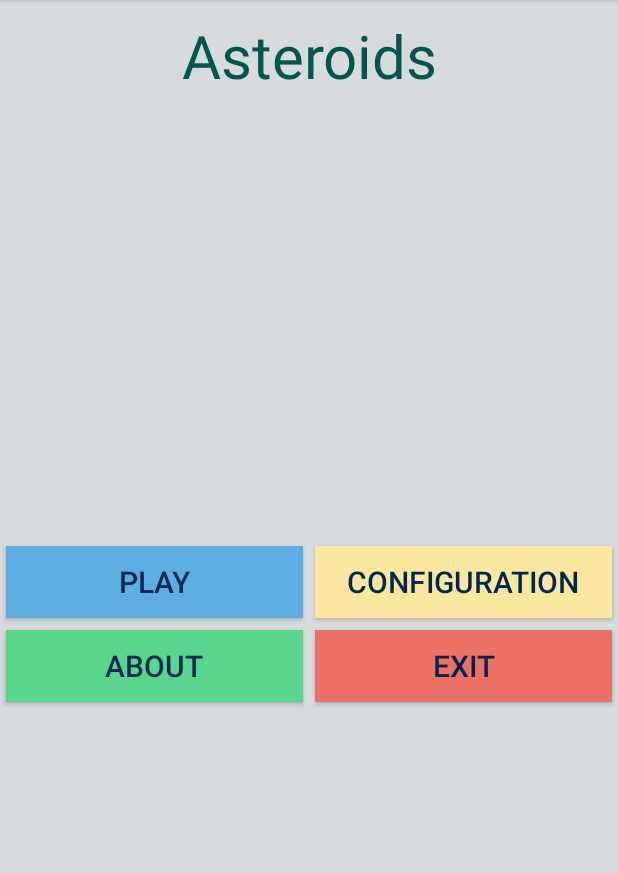
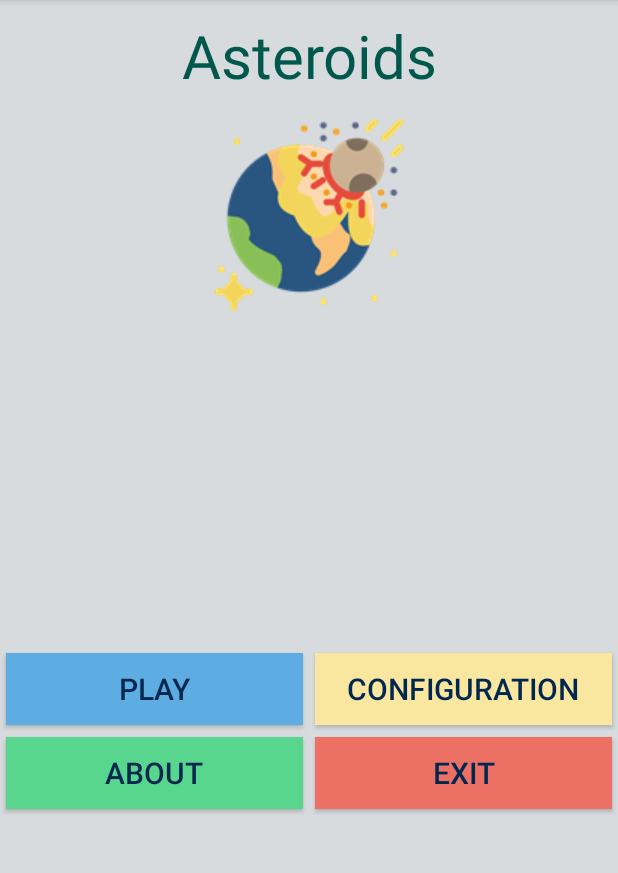
Before and after one commit to snksnake/PerezA_U2, an Android app: the fragment Tab1 shown on its own in the app's theme, on a phone screen of 412 x 824 dp, the part 84-957 px from its top. Run offline under Robolectric (Android 15) with nearby library versions, the phone set to English and light mode, and no system bars.

Commit message:
Imagen princial añadida

```diff
--- a/app/src/main/java/fpa/pereza_u2/MainActivity.java
+++ b/app/src/main/java/fpa/pereza_u2/MainActivity.java
@@ -17,13 +17,13 @@ public class MainActivity extends AppCompatActivity {
         tabHost.setup(this,
                 getSupportFragmentManager(),android.R.id.tabcontent);
 
-        tabHost.addTab(tabHost.newTabSpec("tab1").setIndicator("Tab1"),
+        tabHost.addTab(tabHost.newTabSpec("tab1").setIndicator("Aster"),
                 Tab1.class, null);
-        tabHost.addTab(tabHost.newTabSpec("tab2").setIndicator("Tab2"),
+        tabHost.addTab(tabHost.newTabSpec("tab2").setIndicator("Tab1"),
                 Tab2.class, null);
-        tabHost.addTab(tabHost.newTabSpec("tab3").setIndicator("Tab3"),
+        tabHost.addTab(tabHost.newTabSpec("tab3").setIndicator("Tab2"),
                 Tab3.class, null);
-        tabHost.addTab(tabHost.newTabSpec("tab4").setIndicator("Aste"),
+        tabHost.addTab(tabHost.newTabSpec("tab4").setIndicator("Tab3"),
                 Tab4.class, null);
 
     }
--- a/app/src/main/java/fpa/pereza_u2/Tab1.java
+++ b/app/src/main/java/fpa/pereza_u2/Tab1.java
@@ -1,10 +1,13 @@
 package fpa.pereza_u2;
 
+import android.content.res.Configuration;
 import android.os.Bundle;
 import android.support.v4.app.Fragment;
+import android.util.Log;
 import android.view.LayoutInflater;
 import android.view.View;
 import android.view.ViewGroup;
+import android.widget.Toast;
 
 
 public class Tab1 extends Fragment {
@@ -17,6 +20,27 @@ public class Tab1 extends Fragment {
     @Override
     public View onCreateView(LayoutInflater inflater, ViewGroup container,
                              Bundle savedInstanceState) {
-        return inflater.inflate(R.layout.tab1_view, container, false);
+        int currentOrientation = getResources().getConfiguration().orientation;
+        if (currentOrientation == Configuration.ORIENTATION_PORTRAIT)
+        {
+            return inflater.inflate(R.layout.tab1_view_portrait, container, false);
+        }
+        else
+        {
+            return inflater.inflate(R.layout.tab1_view, container, false);
+        }
     }
+
+    @Override
+    public void onConfigurationChanged(Configuration newConfig) {
+        super.onConfigurationChanged(newConfig);
+
+        // Checks the orientation of the screen
+        if (newConfig.orientation == Configuration.ORIENTATION_LANDSCAPE) {
+            Log.d("CONFIG", "Pantalla en Landscape");
+        } else if (newConfig.orientation == Configuration.ORIENTATION_PORTRAIT){
+            Log.d("CONFIG", "Pantalla en Portrait");
+        }
+    }
+
 }
--- /dev/null
+++ b/app/src/main/res/layout/tab1_view_portrait.xml
@@ -0,0 +1,87 @@
+<?xml version="1.0" encoding="utf-8"?>
+<android.support.constraint.ConstraintLayout xmlns:android="http://schemas.android.com/apk/res/android"
+    android:layout_width="match_parent"
+    android:layout_height="match_parent"
+    android:background="@color/backgroundLayout">
+
+    <LinearLayout
+        android:layout_width="match_parent"
+        android:layout_height="match_parent"
+        android:orientation="vertical">
+
+        <LinearLayout
+            android:layout_width="match_parent"
+            android:layout_height="wrap_content"
+            android:orientation="vertical"
+            android:gravity="center">
+
+            <TextView
+                android:id="@+id/title"
+                style="@style/TittleStyles"
+                android:layout_width="match_parent"
+                android:layout_height="wrap_content"
+                android:text="@string/asteroidstext" />
+
+            <ImageView
+                android:layout_width="wrap_content"
+                android:layout_height="wrap_content"
+                android:src="@drawable/asteroid"/>
+        </LinearLayout>
+
+        <LinearLayout
+            android:layout_width="match_parent"
+            android:layout_height="match_parent"
+            android:gravity="center"
+            android:orientation="vertical">
+
+            <LinearLayout
+                android:layout_width="match_parent"
+                android:layout_height="wrap_content"
+                android:orientation="horizontal">
+
+                <Button
+                    android:id="@+id/btn_play"
+                    style="@style/ButtonStyles"
+                    android:layout_width="match_parent"
+                    android:layout_height="wrap_content"
+                    android:layout_weight="1"
+                    android:background="@color/buttonPlay"
+                    android:text="@string/playtext"/>
+
+                <Button
+                    android:id="@+id/btn_confi"
+                    style="@style/ButtonStyles"
+                    android:layout_width="match_parent"
+                    android:layout_height="wrap_content"
+                    android:layout_weight="1"
+                    android:background="@color/buttonConfig"
+                    android:text="@string/conftext"
+                    />
+            </LinearLayout>
+
+            <LinearLayout
+                android:layout_width="match_parent"
+                android:layout_height="wrap_content"
+                android:orientation="horizontal">
+
+                <Button
+                    android:id="@+id/btn_about"
+                    style="@style/ButtonStyles"
+                    android:layout_width="match_parent"
+                    android:layout_height="wrap_content"
+                    android:layout_weight="1"
+                    android:background="@color/buttonAbout"
+                    android:text="@string/about" />
+
+                <Button
+                    android:id="@+id/btn_exit"
+                    style="@style/ButtonStyles"
+                    android:layout_width="match_parent"
+                    android:layout_height="wrap_content"
+                    android:layout_weight="1"
+                    android:background="@color/buttonExit"
+                    android:text="@string/exit" />
+            </LinearLayout>
+        </LinearLayout>
+    </LinearLayout>
+</android.support.constraint.ConstraintLayout>
--- a/app/src/main/res/values/styles.xml
+++ b/app/src/main/res/values/styles.xml
@@ -18,7 +18,7 @@
     </style>
 
     <style name="NumberStyles">
-        <!-- Customize your theme here. -->
+        <!-- Customize your themTittleStylese here. -->
         <item name="android:textSize">40dp</item>
         <item name="android:textColor">@color/darkScreencolor</item>
         <item name="android:padding">4dp</item>
@@ -36,6 +36,7 @@
         <item name="android:textSize">40dp</item>
         <item name="android:textColor">@color/colorPrimaryDark</item>
         <item name="android:paddingTop">10dp</item>
+        <item name="android:paddingBottom">15dp</item>
         <item name="android:gravity">center</item>
     </style>
 </resources>
```
Also changed, not shown: app/src/main/res/drawable/asteroid.png (added), app/src/main/res/drawable/info.png (added), app/src/main/res/drawable/logout.png (added), app/src/main/res/drawable/play.png (added), app/src/main/res/drawable/settings.png (added).
